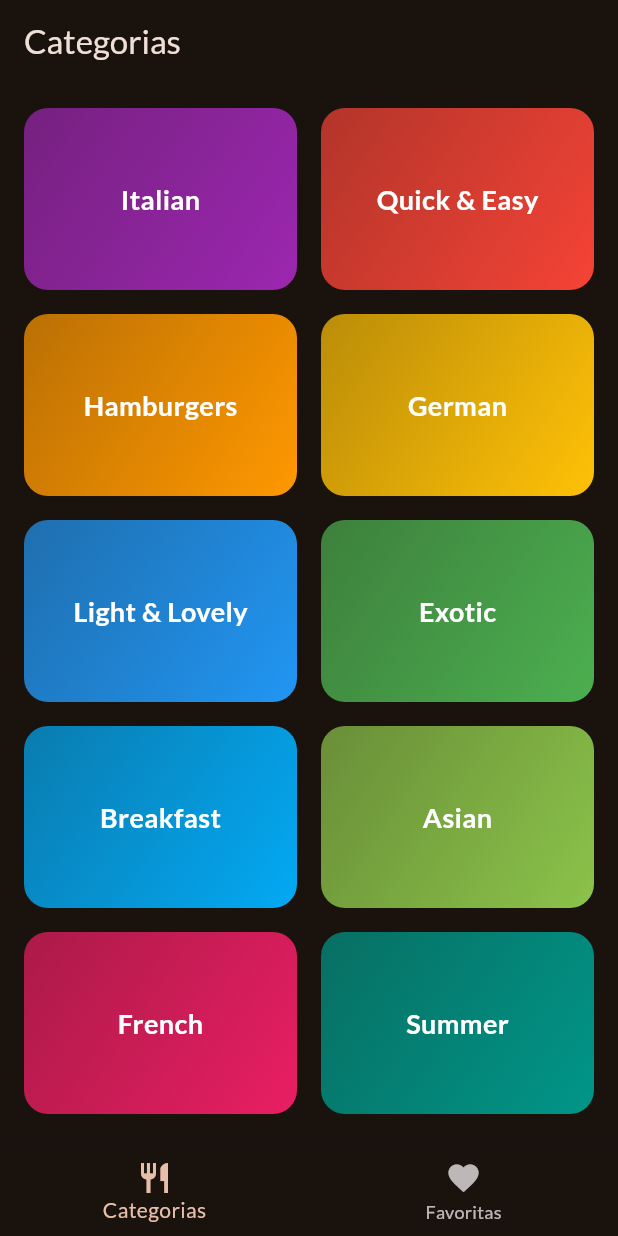
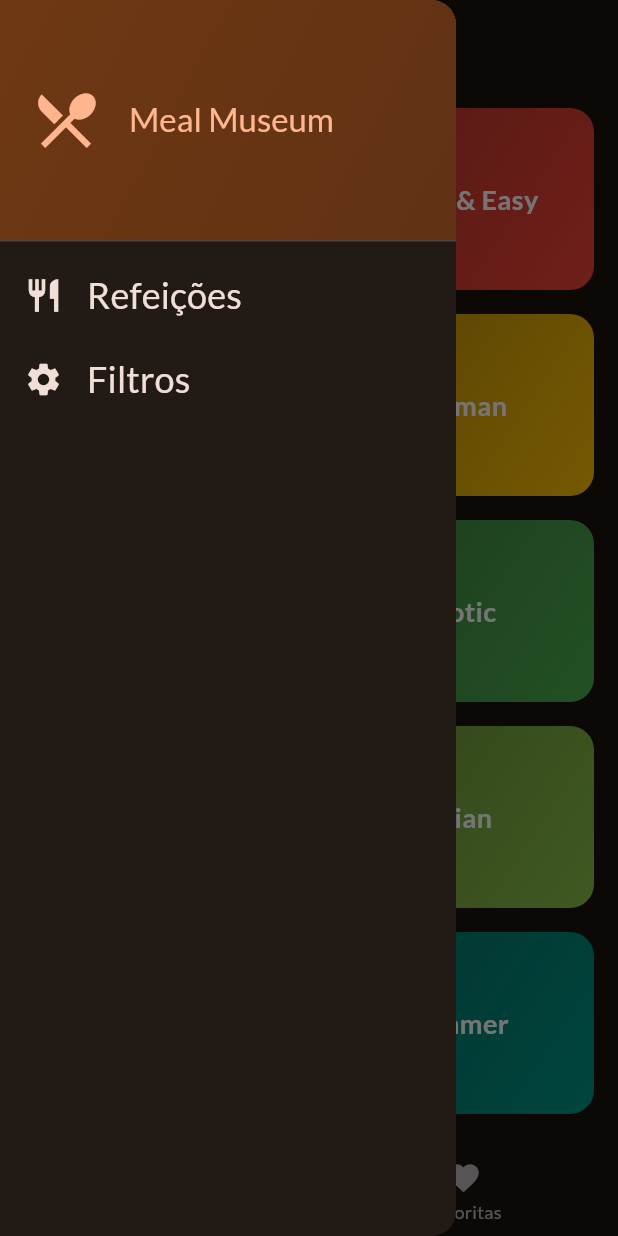
Before and after one commit to Afonso247/meals-museum, a Flutter app: the screen it shows after launch, with the side drawer open (before the commit the screen has no drawer), on a phone screen of 412 x 824 dp. Run offline on Flutter 3.47's test engine with Material 3 defaults, Android fonts, the phone set to English and light mode, and no system bars; our stand-ins replace google_fonts, transparent_image.

Commit message:
feat: add SideDrawer

```diff
--- a/lib/screens/tabs.dart
+++ b/lib/screens/tabs.dart
@@ -3,6 +3,7 @@ import 'package:flutter/material.dart';
 import 'package:meal_museum/models/meal.dart';
 import 'package:meal_museum/screens/categories.dart';
 import 'package:meal_museum/screens/meals.dart';
+import 'package:meal_museum/widgets/main_drawer.dart';
 
 class TabsScreen extends StatefulWidget {
   const TabsScreen({super.key});
@@ -27,7 +28,6 @@ class _TabsScreenState extends State<TabsScreen> {
       _favoriteMeals.contains(meal)
           ? _favoriteMeals.remove(meal)
           : _favoriteMeals.add(meal);
-
       _showInfoMessage(
         _favoriteMeals.contains(meal)
             ? 'Adicionado aos favoritos'
@@ -40,6 +40,19 @@ class _TabsScreenState extends State<TabsScreen> {
     setState(() {
       _selectedPageIndex = index;
     });
+  }
+
+  void _setScreen(String identifier) {
+    Navigator.of(context).pop(); // Fechar o drawer
+    if (identifier == 'filters') {
+      // Navegar até filters
+      // Navigator.of(context).pushNamed('/filters');
+    } else {
+      // Navegar até meals (home)
+      setState(() {
+        _selectedPageIndex = 0;
+      });
+    }
   }
 
   @override
@@ -59,6 +72,7 @@ class _TabsScreenState extends State<TabsScreen> {
 
     return Scaffold(
       appBar: AppBar(title: Text(activePageTitle)),
+      drawer: MainDrawer(onSelectScreen: _setScreen),
       body: activePage,
       bottomNavigationBar: BottomNavigationBar(
         onTap: (index) => _selectPage(index),
--- /dev/null
+++ b/lib/widgets/main_drawer.dart
@@ -0,0 +1,82 @@
+import 'package:flutter/material.dart';
+
+class MainDrawer extends StatelessWidget {
+  const MainDrawer({super.key, required this.onSelectScreen});
+
+  final void Function(String identifier) onSelectScreen;
+
+  @override
+  Widget build(BuildContext context) {
+    return Drawer(
+      child: Column(
+        children: [
+          DrawerHeader(
+            padding: const EdgeInsets.all(20),
+            decoration: BoxDecoration(
+              gradient: LinearGradient(
+                colors: [
+                  Theme.of(context).colorScheme.primaryContainer,
+                  Theme.of(
+                    context,
+                  ).colorScheme.primaryContainer.withOpacity(0.8),
+                ],
+                begin: Alignment.topLeft,
+                end: Alignment.bottomRight,
+              ),
+            ),
+            child: Row(
+              children: [
+                Icon(
+                  Icons.restaurant_menu,
+                  size: 48,
+                  color: Theme.of(context).colorScheme.primary,
+                ),
+                const SizedBox(width: 18),
+                Text(
+                  'Meal Museum',
+                  style: Theme.of(context).textTheme.titleLarge!.copyWith(
+                    color: Theme.of(context).colorScheme.primary,
+                  ),
+                ),
+              ],
+            ),
+          ),
+          ListTile(
+            leading: Icon(
+              Icons.restaurant,
+              size: 26,
+              color: Theme.of(context).colorScheme.onSurface,
+            ),
+            title: Text(
+              'Refeições',
+              style: Theme.of(context).textTheme.titleSmall!.copyWith(
+                color: Theme.of(context).colorScheme.onSurface,
+                fontSize: 24,
+              ),
+            ),
+            onTap: () {
+              onSelectScreen('meals');
+            },
+          ),
+          ListTile(
+            leading: Icon(
+              Icons.settings,
+              size: 26,
+              color: Theme.of(context).colorScheme.onSurface,
+            ),
+            title: Text(
+              'Filtros',
+              style: Theme.of(context).textTheme.titleSmall!.copyWith(
+                color: Theme.of(context).colorScheme.onSurface,
+                fontSize: 24,
+              ),
+            ),
+            onTap: () {
+              onSelectScreen('filters');
+            },
+          ),
+        ],
+      ),
+    );
+  }
+}
```
